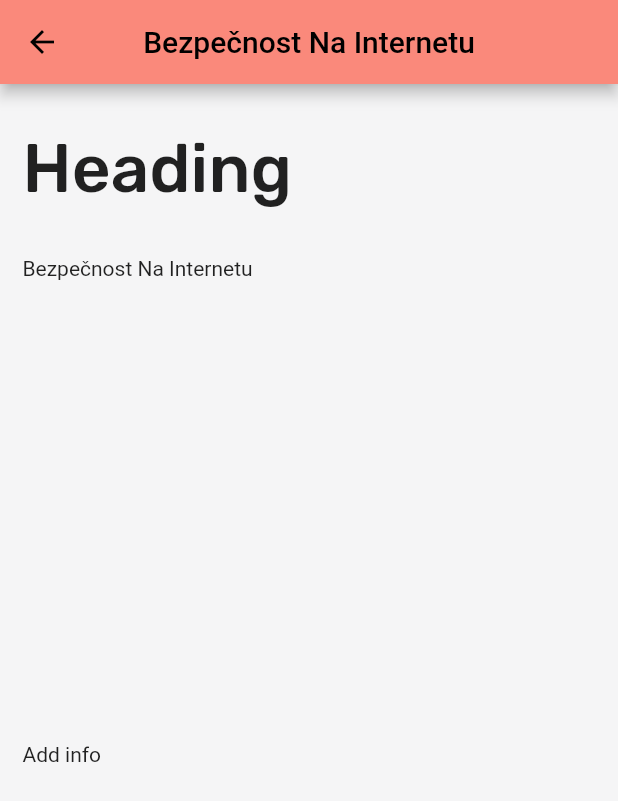
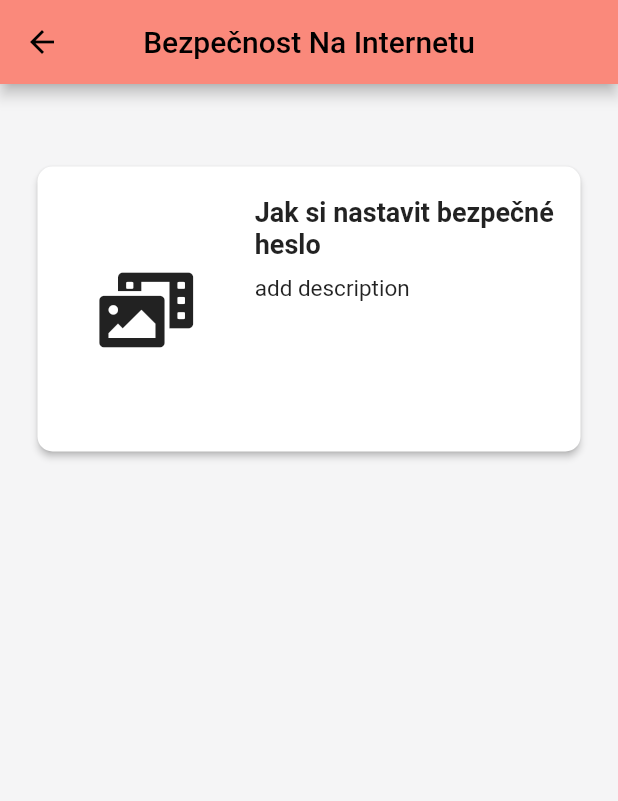
Before and after one commit to Vervit-cz/Vervit_Application, a Flutter app: the screen it shows after launch, after a tap on "Bezpečnost Na Internetu", on a phone screen of 412 x 824 dp. Shown: the top 801 px of the screen. Run offline on Flutter 3.47's test engine with Material 2 defaults, Android fonts, the phone set to English and light mode, and no system bars; our stand-ins replace font_awesome_flutter, google_fonts, material_floating_search_bar, splashscreen, youtube_player_flutter.

Commit message:
added videos to each final page

```diff
--- /dev/null
+++ b/vervit_app/lib/components/video_card.dart
@@ -0,0 +1,69 @@
+import 'package:flutter/material.dart';
+import 'package:font_awesome_flutter/font_awesome_flutter.dart';
+
+class VideoCard extends StatelessWidget {
+  VideoCard({this.description, this.name, this.onTap});
+  final String name;
+  final String description;
+  final Function onTap;
+
+  @override
+  Widget build(BuildContext context) {
+    return GestureDetector(
+      onTap: (){
+        onTap();
+      },
+      child: SizedBox(
+        height: 200.0,
+        child: Card(
+            child: Row(
+              mainAxisAlignment: MainAxisAlignment.spaceEvenly,
+              crossAxisAlignment: CrossAxisAlignment.center,
+              children: [
+                Expanded(
+                  flex: 2,
+                  child: Container(
+                    child: Icon(
+                      FontAwesomeIcons.photoVideo,
+                      size: 50.0,
+                    ),
+                  ),
+                ),
+                Expanded(
+                  flex: 3,
+                  child: Column(
+                    crossAxisAlignment: CrossAxisAlignment.start,
+                    children: [
+                      Container(
+                        margin: EdgeInsets.fromLTRB(0.0, 20.0, 5.0, 5.0),
+                        alignment: Alignment.centerLeft,
+                          child: Text(
+                              name,
+                            textAlign: TextAlign.left ,
+                            style: TextStyle(fontWeight: FontWeight.bold, fontSize: 18.0),
+                          ),
+                      ),
+                      Container(
+                        margin: EdgeInsets.fromLTRB(0.0, 5.0, 5.0, 15.0),
+                        alignment: Alignment.centerLeft,
+                          child: Text(
+                              description,
+                            textAlign: TextAlign.left ,
+                            style: TextStyle(fontSize: 15.0),
+                          ),
+                      ),
+                    ],
+                  ),
+                ),
+              ],
+          ),
+          margin: EdgeInsets.all(5.0),
+          shape: RoundedRectangleBorder(
+            borderRadius: BorderRadius.circular(10.0),
+          ),
+          elevation: 2,
+        ),
+      ),
+    );
+  }
+}
--- a/vervit_app/lib/pages/home/card_navigation.dart
+++ b/vervit_app/lib/pages/home/card_navigation.dart
@@ -8,11 +8,13 @@ class CardPage{
   String heading;
   Color pageColor;
   List<Card> cards;
-  CardPage({this.pageName, this.cards, this.heading, this.pageColor}){
+  List<Map<String, String>> videos;
+  CardPage({this.pageName, this.cards, this.heading, this.pageColor, this.videos}){
     this.pageName = pageName;
     this.cards = cards;
     this.heading = heading;
     this.pageColor = pageColor;
+    this.videos = videos;
   }
 }
 
@@ -98,51 +100,6 @@ var homePages = [
     ],
   ),
   CardPage(
-    pageName: 'iphone basics',
-    pageColor: kColorLightGreen,
-    cards:[],
-  ),
-  CardPage(
-    pageName: 'iphone apps',
-    pageColor: kColorLightGreen,
-    cards:[],
-  ),
-  CardPage(
-    pageName: 'android basics',
-    pageColor: kColorLightGreen,
-    cards:[],
-  ),
-  CardPage(
-    pageName: 'android apps',
-    pageColor: kColorLightGreen,
-    cards:[],
-  ),
-  CardPage(
-    pageName: 'computer basics',
-    pageColor: kColorTeal,
-    cards:[],
-  ),
-  CardPage(
-    pageName: 'social media',
-    pageColor: kColorYellow,
-    cards:[],
-  ),
-  CardPage(
-    pageName: 'security',
-    pageColor: kColorRed,
-    cards:[],
-  ),
-  CardPage(
-    pageName: 'email',
-    pageColor: kColorTeal,
-    cards:[],
-  ),
-  CardPage(
-    pageName: 'browser',
-    pageColor: kColorTeal,
-    cards:[],
-  ),
-  CardPage(
     pageName: 'internet',
     heading: 'Co vás zajímá?',
     pageColor: kColorTeal,
@@ -159,6 +116,156 @@ var homePages = [
       ),
     ],
   ),
+
+  //final pages with videos
+  CardPage(
+    pageName: 'iphone basics',
+    pageColor: kColorLightGreen,
+    cards:[],
+    videos: [
+        {
+          'name': 'Nastavení',
+          'url': '',
+          'description': 'add description',
+        },
+    ],
+  ),
+  CardPage(
+    pageName: 'iphone apps',
+    pageColor: kColorLightGreen,
+    cards:[],
+    videos: [
+        {
+          'name': 'Telefon',
+          'url': '',
+          'description': 'add description',
+        },
+    ],
+  ),
+  CardPage(
+    pageName: 'android basics',
+    pageColor: kColorLightGreen,
+    cards:[],
+    videos: [
+      {
+        'name': 'Nastavení',
+        'url': '',
+        'description': 'add description',
+      },
+    ],
+  ),
+  CardPage(
+    pageName: 'android apps',
+    pageColor: kColorLightGreen,
+    cards:[],
+    videos: [
+      {
+        'name': 'Telefon',
+        'url': '',
+        'description': 'add description',
+      },
+    ],
+  ),
+  CardPage(
+    pageName: 'computer basics',
+    pageColor: kColorTeal,
+    cards:[],
+    videos: [
+      {
+          'name': 'Vypínání počítače',
+          'url': '',
+          'description': 'add description',
+      },
+      {
+        'name': 'Start menu',
+        'url': '',
+        'description': 'add description',
+      },
+      {
+        'name': 'Práce s myší',
+        'url': '',
+        'description': 'add description',
+      },
+      {
+        'name': 'Práce s klávesnicí',
+        'url': '',
+        'description': 'add description',
+      },
+      {
+        'name': 'Práce s touchpadem',
+        'url': '',
+        'description': 'add description',
+      },
+      {
+        'name': 'Základní nastavení',
+        'url': '',
+        'description': 'add description',
+      },
+      {
+        'name': 'Spodní lišta',
+        'url': '',
+        'description': 'add description',
+      },
+      {
+        'name': 'Práce se soubory',
+        'url': '',
+        'description': 'add description',
+      },
+      {
+        'name': 'Práce se složkami',
+        'url': '',
+        'description': 'add description',
+      },
+    ],
+  ),
+  CardPage(
+    pageName: 'social media',
+    pageColor: kColorYellow,
+    cards:[],
+    videos: [
+      {
+        'name': 'Facebook',
+        'url': '',
+        'description': 'add description',
+      },
+    ],
+  ),
+  CardPage(
+    pageName: 'security',
+    pageColor: kColorRed,
+    cards:[],
+    videos: [
+      {
+        'name': 'Jak si nastavit bezpečné heslo',
+        'url': '',
+        'description': 'add description',
+      },
+    ],
+  ),
+  CardPage(
+    pageName: 'email',
+    pageColor: kColorTeal,
+    cards:[],
+    videos: [
+      {
+        'name': 'Sdílet se všemi',
+        'url': '',
+        'description': 'add description',
+      },
+    ],
+  ),
+  CardPage(
+    pageName: 'browser',
+    pageColor: kColorTeal,
+    cards:[],
+    videos: [
+      {
+        'name': 'Google',
+        'url': '',
+        'description': 'add description',
+      },
+    ],
+  ),
 ];
 
 CardPage findNavigationRoute(String navigateTo){
--- a/vervit_app/lib/pages/home/reusable_card_page.dart
+++ b/vervit_app/lib/pages/home/reusable_card_page.dart
@@ -2,6 +2,7 @@ import 'package:flutter/material.dart';
 import 'package:vervit_app/components/reusable_card.dart';
 import 'package:vervit_app/pages/home/card_navigation.dart';
 import 'package:vervit_app/constants.dart';
+import 'video_card_page.dart';
 
 
 class CardPageWidget extends StatelessWidget {
@@ -25,23 +26,19 @@ class CardPageWidget extends StatelessWidget {
             Container(
               alignment: Alignment.centerLeft,
               margin: EdgeInsets.fromLTRB(15.0, 30.0, 15.0, 0.0),
-              child: SizedBox(
+              child: page.cards.length == 0 ? SizedBox() : SizedBox(
                   height: 70.0,
-                child: page.cards.length == 0 ? Text('Heading', textWidthBasis: TextWidthBasis.longestLine,
-                  style: kTitleTextStyle,) : Text(
+                  child: Text(
                     page.heading,
                     textWidthBasis: TextWidthBasis.longestLine,
                     style: kTitleTextStyle,
                   ),
               ),
             ),
+            page.cards.length == 0 ?
+              VideoCardPage(page: page) :
               Expanded(
-              child: page.cards.length == 0 ?
-              Padding(
-                padding: const EdgeInsets.all(15.0),
-                child: Text(prevCardName),
-              ) :
-              ReusableCard(
+                child: ReusableCard(
                     color: page.pageColor,
                     text: page.cards[0].text,
                     icon: page.cards[0].icon,
@@ -60,13 +57,10 @@ class CardPageWidget extends StatelessWidget {
                     }
                 ),
               ),
+            page.cards.length == 0 ?
+                SizedBox() :
                 Expanded(
-                child: page.cards.length == 0 ?
-                Padding(
-                  padding: const EdgeInsets.all(15.0),
-                  child: Text('Add info', ),
-                ) :
-                ReusableCard(
+                  child: ReusableCard(
                       color: page.pageColor,
                       text: page.cards[1].text,
                       icon: page.cards[1].icon,
@@ -82,7 +76,7 @@ class CardPageWidget extends StatelessWidget {
                           ),
                         );
                       }
-                )
+                  ),
                 ),
             SizedBox(
               height: 20.0,
--- /dev/null
+++ b/vervit_app/lib/pages/home/video_card_page.dart
@@ -0,0 +1,44 @@
+import 'package:flutter/material.dart';
+import 'package:vervit_app/components/video_card.dart';
+import 'package:vervit_app/pages/home/card_navigation.dart';
+import 'package:vervit_app/pages/home/card_video.dart';
+
+
+class VideoCardPage extends StatefulWidget {
+  const VideoCardPage({Key key, this.page}) : super(key: key);
+
+  final CardPage page;
+
+  @override
+  _VideoCardPageState createState() => _VideoCardPageState();
+}
+
+class _VideoCardPageState extends State<VideoCardPage> {
+  @override
+  Widget build(BuildContext context) {
+    return Expanded(
+      child: ListView.separated(
+          itemCount: widget.page.videos.length,
+          scrollDirection: Axis.vertical,
+          shrinkWrap: true,
+          itemBuilder: (BuildContext context, index){
+            return Container(
+              margin: const EdgeInsets.fromLTRB(8.0, 8.0, 8.0, 0),
+              child: Padding(
+                padding: const EdgeInsets.all(12.0),
+                child: VideoCard(
+                  name: widget.page.videos[index]['name'],
+                  description: widget.page.videos[index]['description'],
+                  onTap: () {
+                    VideoChooser.chooseVideo(index, widget.page);
+                    Navigator.push(context, MaterialPageRoute(builder: (context) => CardVideo()));
+                  },
+                ),
+              ),
+            );
+          },
+        separatorBuilder: (BuildContext context, int index) => const Divider(),
+      ),
+    );
+  }
+}
```
Also changed, not shown: vervit_app/lib/pages/home/card_video.dart (added, +74 -0 lines), 9 other files. Lines whose indentation alone changed are shown as unchanged.
